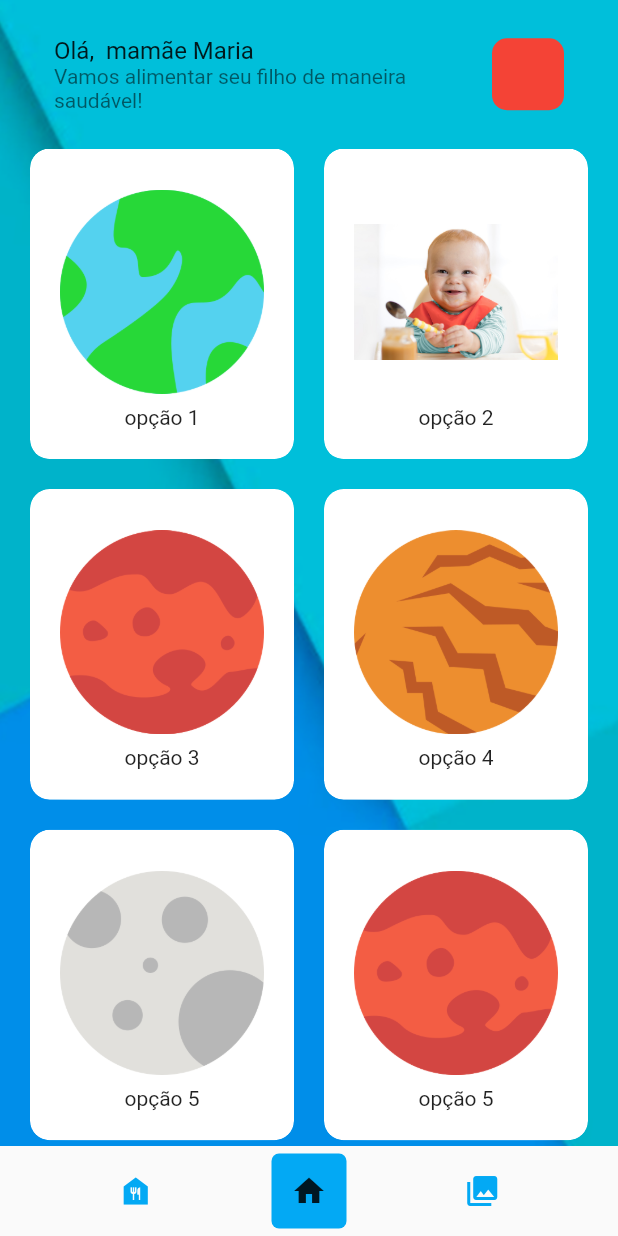
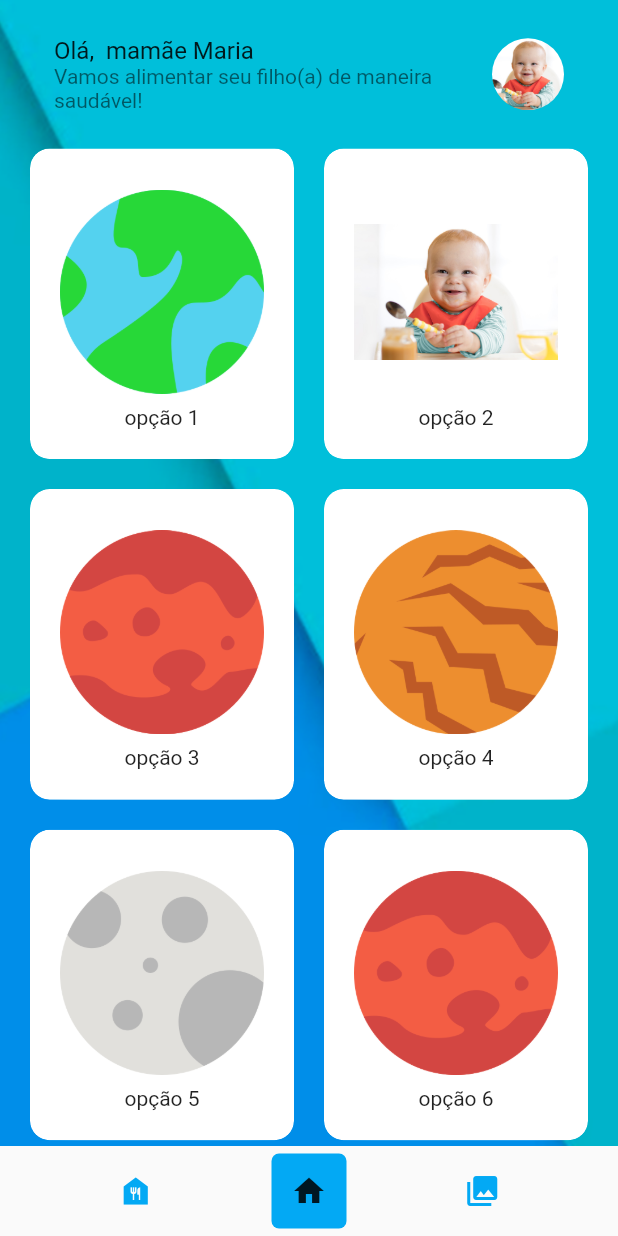
Before and after one commit to adhmattheus/projeto_tcc_bNutri, a Flutter app: the screen it shows after launch, on a phone screen of 412 x 824 dp. Run offline on Flutter 3.47's test engine with Material 2 defaults, Android fonts, the phone set to English and light mode, and no system bars.

Commit message:
home page ajustada

```diff
--- a/lib/modules/home/home_page.dart
+++ b/lib/modules/home/home_page.dart
@@ -36,14 +36,16 @@ class _HomePageState extends State<HomePage> {
                     ),
                   ),
                   subtitle: Text(
-                    "Vamos alimentar seu filho de maneira saudável!",
+                    "Vamos alimentar seu filho(a) de maneira saudável!",
                   ),
                   trailing: Container(
                     height: 48,
                     width: 48,
                     decoration: BoxDecoration(
-                        color: Colors.red,
-                        borderRadius: BorderRadius.circular(10)),
+                        image: DecorationImage(
+                            image: AssetImage('assets/imgs/baby.jpg'),
+                            fit: BoxFit.cover),
+                        borderRadius: BorderRadius.circular(30)),
                   ),
                 ),
               ),
@@ -82,13 +84,8 @@ class _HomePageState extends State<HomePage> {
                     press: () {},
                   ),
                   Option(
-                    nomeOption: "opção 5 ",
+                    nomeOption: "opção 6 ",
                     imgOption: ('assets/imgs/mars.png'),
-                    press: () {},
-                  ),
-                  Option(
-                    nomeOption: "opção 5 ",
-                    imgOption: ('assets/imgs/earth.png'),
                     press: () {},
                   ),
                 ],
```
